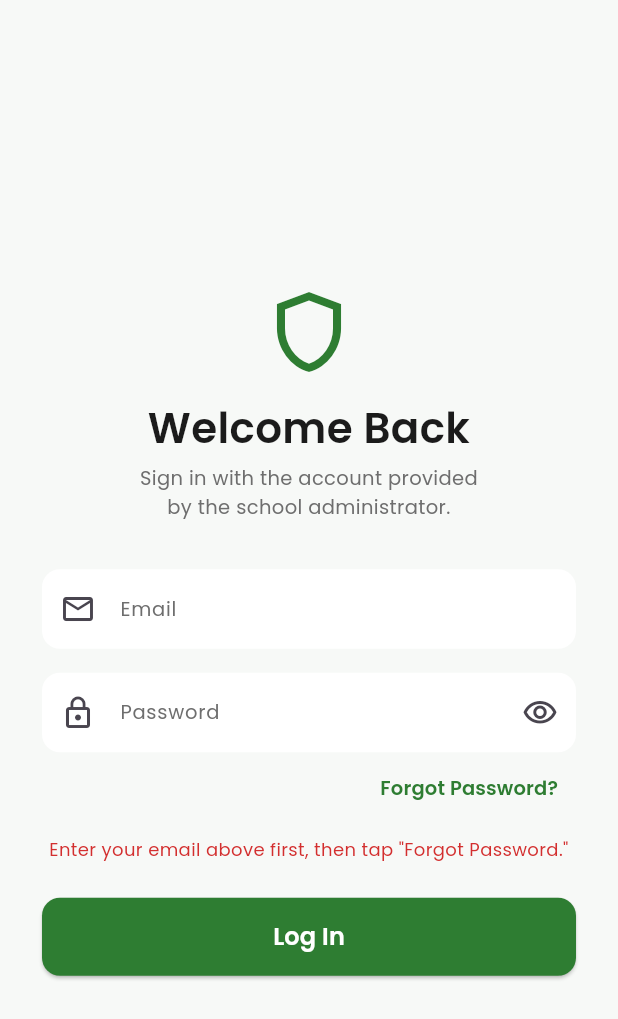
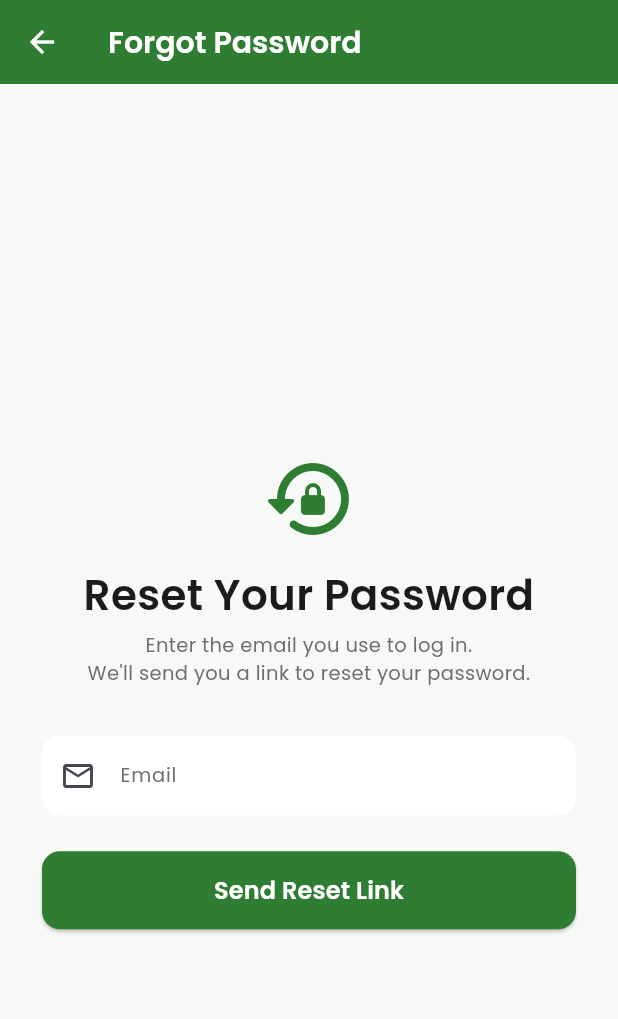
Before and after one commit to Hoobier/Kidsecure_Flutter, a Flutter app: the screen it shows after launch, after a tap on "Forgot Password?", on a phone screen of 412 x 824 dp. Shown: the top 1019 px of the screen. Run offline on Flutter 3.47's test engine with Material 3 defaults, Android fonts, the phone set to English and light mode, and no system bars; our stand-ins replace cloud_firestore, firebase_auth, firebase_core, firebase_database, firebase_messaging, flutter_local_notifications and 4 more; accounts and stored records are empty; statements that could not run were skipped.

Commit message:
Add Forgot Password screen with email-based reset flow

```diff
--- a/lib/routes/app_router.dart
+++ b/lib/routes/app_router.dart
@@ -6,12 +6,19 @@ import '../screens/logs/logs_screen.dart';
 import '../models/student.dart';
 import '../screens/settings/settings_screen.dart';
 import '../screens/contact/contact_screen.dart';
+import '../screens/auth/forgot_password_screen.dart';
+
+// lib/routes/app_router.dart
 
 final GoRouter appRouter = GoRouter(
   initialLocation: '/',
   routes: [
     GoRoute(path: '/', builder: (context, state) => const SplashScreen()),
     GoRoute(path: '/login', builder: (context, state) => const LoginScreen()),
+    GoRoute(
+      path: '/forgot-password',
+      builder: (context, state) => const ForgotPasswordScreen(),
+    ),
     GoRoute(path: '/home', builder: (context, state) => const HomeScreen()),
     GoRoute(
       path: '/logs',
--- /dev/null
+++ b/lib/screens/auth/forgot_password_screen.dart
@@ -0,0 +1,211 @@
+import 'package:flutter/material.dart';
+import 'package:firebase_auth/firebase_auth.dart';
+import 'package:go_router/go_router.dart';
+import '../../core/constants/app_colors.dart';
+import '../../core/constants/app_texts_styles.dart';
+import '../../core/constants/services/auth_service.dart';
+
+class ForgotPasswordScreen extends StatefulWidget {
+  const ForgotPasswordScreen({super.key});
+
+  @override
+  State<ForgotPasswordScreen> createState() => _ForgotPasswordScreenState();
+}
+
+class _ForgotPasswordScreenState extends State<ForgotPasswordScreen> {
+  final _formKey = GlobalKey<FormState>();
+  final _emailController = TextEditingController();
+  final AuthService _authService = AuthService();
+
+  bool _isLoading = false;
+  bool _linkSent = false;
+  String? _errorMessage;
+
+  @override
+  void dispose() {
+    _emailController.dispose();
+    super.dispose();
+  }
+
+  Future<void> _handleSendResetLink() async {
+    if (!_formKey.currentState!.validate()) return;
+
+    setState(() {
+      _isLoading = true;
+      _errorMessage = null;
+    });
+
+    try {
+      await _authService.sendPasswordResetEmail(_emailController.text);
+      if (!mounted) return;
+      setState(() {
+        _linkSent = true;
+      });
+    } on FirebaseAuthException catch (e) {
+      setState(() {
+        _errorMessage = _mapAuthError(e.code);
+      });
+    } catch (e) {
+      setState(() {
+        _errorMessage = 'Something went wrong. Please try again.';
+      });
+    } finally {
+      if (mounted) setState(() => _isLoading = false);
+    }
+  }
+
+  String _mapAuthError(String code) {
+    switch (code) {
+      case 'user-not-found':
+        return 'No account found with this email.';
+      case 'invalid-email':
+        return 'Please enter a valid email address.';
+      default:
+        return 'Unable to send reset link. Please try again.';
+    }
+  }
+
+  @override
+  Widget build(BuildContext context) {
+    return Scaffold(
+      backgroundColor: AppColors.background,
+      appBar: AppBar(
+        title: Text(
+          'Forgot Password',
+          style: AppTextStyles.heading2.copyWith(color: Colors.white),
+        ),
+        backgroundColor: AppColors.primary,
+        foregroundColor: Colors.white,
+      ),
+      body: SafeArea(
+        child: Center(
+          child: SingleChildScrollView(
+            padding: const EdgeInsets.symmetric(horizontal: 28),
+            child: _linkSent ? _buildSuccessView() : _buildFormView(),
+          ),
+        ),
+      ),
+    );
+  }
+
+  Widget _buildFormView() {
+    return Form(
+      key: _formKey,
+      child: Column(
+        crossAxisAlignment: CrossAxisAlignment.stretch,
+        children: [
+          const SizedBox(height: 40),
+          Icon(Icons.lock_reset_rounded, size: 64, color: AppColors.primary),
+          const SizedBox(height: 12),
+          Text(
+            'Reset Your Password',
+            textAlign: TextAlign.center,
+            style: AppTextStyles.heading1,
+          ),
+          const SizedBox(height: 4),
+          Text(
+            "Enter the email you use to log in.\nWe'll send you a link to reset your password.",
+            textAlign: TextAlign.center,
+            style: AppTextStyles.bodySecondary,
+          ),
+          const SizedBox(height: 32),
+          TextFormField(
+            controller: _emailController,
+            keyboardType: TextInputType.emailAddress,
+            style: AppTextStyles.body,
+            decoration: InputDecoration(
+              labelText: 'Email',
+              labelStyle: AppTextStyles.bodySecondary,
+              prefixIcon: const Icon(Icons.email_outlined),
+              filled: true,
+              fillColor: AppColors.surface,
+              border: OutlineInputBorder(
+                borderRadius: BorderRadius.circular(12),
+                borderSide: BorderSide.none,
+              ),
+            ),
+            validator: (value) {
+              if (value == null || value.trim().isEmpty) {
+                return 'Email is required';
+              }
+              if (!value.contains('@')) {
+                return 'Enter a valid email';
+              }
+              return null;
+            },
+          ),
+          if (_errorMessage != null) ...[
+            const SizedBox(height: 12),
+            Text(
+              _errorMessage!,
+              style: AppTextStyles.caption.copyWith(color: AppColors.error),
+              textAlign: TextAlign.center,
+            ),
+          ],
+          const SizedBox(height: 24),
+          SizedBox(
+            height: 52,
+            child: ElevatedButton(
+              onPressed: _isLoading ? null : _handleSendResetLink,
+              style: ElevatedButton.styleFrom(
+                backgroundColor: AppColors.primary,
+                shape: RoundedRectangleBorder(
+                  borderRadius: BorderRadius.circular(12),
+                ),
+              ),
+              child: _isLoading
+                  ? const SizedBox(
+                      height: 22,
+                      width: 22,
+                      child: CircularProgressIndicator(
+                        color: Colors.white,
+                        strokeWidth: 2.5,
+                      ),
+                    )
+                  : Text('Send Reset Link', style: AppTextStyles.button),
+            ),
+          ),
+        ],
+      ),
+    );
+  }
+
+  Widget _buildSuccessView() {
+    return Column(
+      mainAxisSize: MainAxisSize.min,
+      children: [
+        const SizedBox(height: 60),
+        Icon(Icons.mark_email_read_rounded, size: 72, color: AppColors.primary),
+        const SizedBox(height: 20),
+        Text(
+          'Check Your Email',
+          textAlign: TextAlign.center,
+          style: AppTextStyles.heading1,
+        ),
+        const SizedBox(height: 12),
+        Text(
+          "We've sent a password reset link to:\n${_emailController.text.trim()}\n\nOpen the link on your phone to set a new password, then come back here and log in.",
+          textAlign: TextAlign.center,
+          style: AppTextStyles.bodySecondary,
+        ),
+        const SizedBox(height: 32),
+        SizedBox(
+          height: 52,
+          child: OutlinedButton(
+            onPressed: () => context.pop(),
+            style: OutlinedButton.styleFrom(
+              side: BorderSide(color: AppColors.primary),
+              shape: RoundedRectangleBorder(
+                borderRadius: BorderRadius.circular(12),
+              ),
+            ),
+            child: Text(
+              'Back to Log In',
+              style: AppTextStyles.button.copyWith(color: AppColors.primary),
+            ),
+          ),
+        ),
+      ],
+    );
+  }
+}
--- a/lib/screens/login/login_screen.dart
+++ b/lib/screens/login/login_screen.dart
@@ -4,6 +4,8 @@ import 'package:go_router/go_router.dart';
 import '../../core/constants/app_colors.dart';
 import '../../core/constants/app_texts_styles.dart';
 import '../../core/constants/services/auth_service.dart';
+
+// lib/screens/login/login_screen.dart
 
 class LoginScreen extends StatefulWidget {
   const LoginScreen({super.key});
@@ -71,34 +73,6 @@ class _LoginScreenState extends State<LoginScreen> {
         return 'This account has been disabled. Contact the school admin.';
       default:
         return 'Login failed. Please try again.';
-    }
-  }
-
-  Future<void> _handleForgotPassword() async {
-    if (_emailController.text.trim().isEmpty) {
-      setState(() {
-        _errorMessage =
-            'Enter your email above first, then tap "Forgot Password."';
-      });
-      return;
-    }
-
-    try {
-      await _authService.sendPasswordResetEmail(_emailController.text);
-      if (!mounted) return;
-      ScaffoldMessenger.of(context).showSnackBar(
-        SnackBar(
-          content: Text(
-            'Password reset link sent to your email.',
-            style: AppTextStyles.body.copyWith(color: Colors.white),
-          ),
-          backgroundColor: AppColors.primary,
-        ),
-      );
-    } on FirebaseAuthException catch (e) {
-      setState(() {
-        _errorMessage = _mapAuthError(e.code);
-      });
     }
   }
 
@@ -200,7 +174,7 @@ class _LoginScreenState extends State<LoginScreen> {
                   Align(
                     alignment: Alignment.centerRight,
                     child: TextButton(
-                      onPressed: _handleForgotPassword,
+                      onPressed: () => context.push('/forgot-password'),
                       child: Text(
                         'Forgot Password?',
                         style: AppTextStyles.bodySecondary.copyWith(
```
